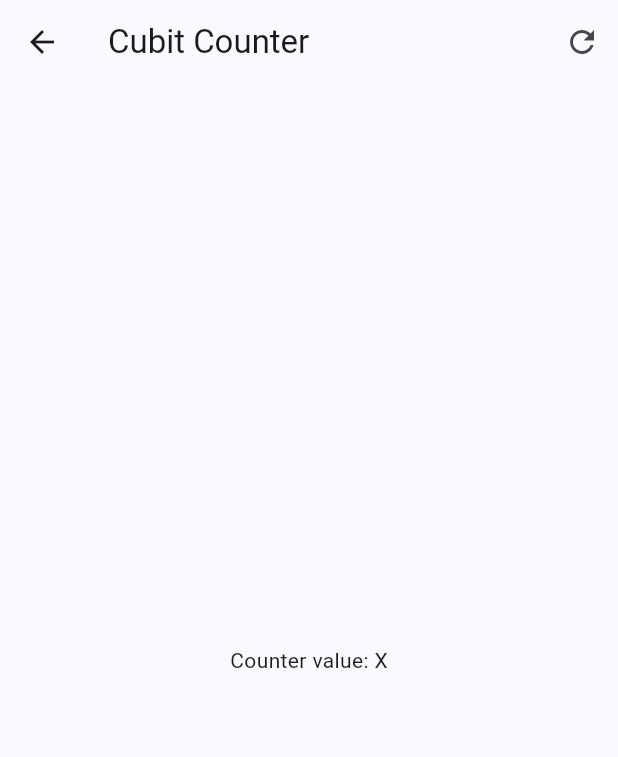
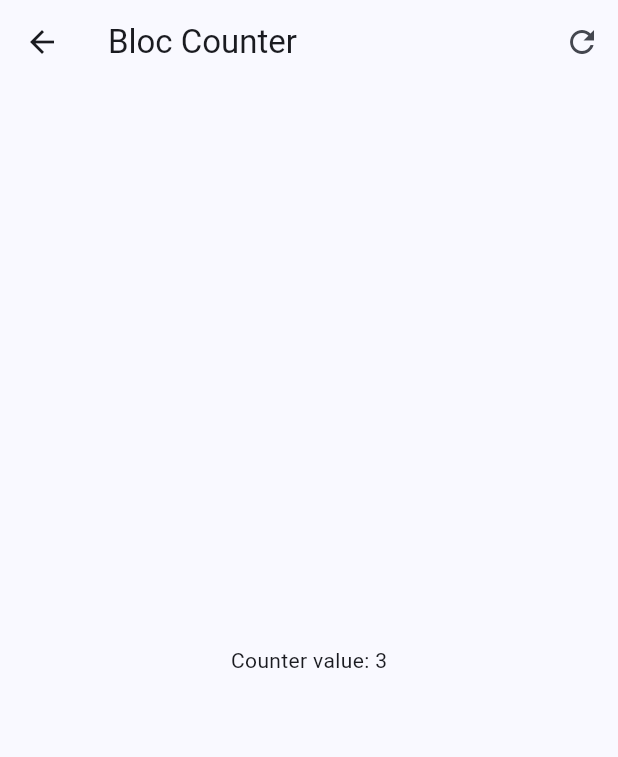
Before and after one commit to dayross/forms_app, a Flutter app: the screen it shows after launch, after a tap on "BLoC", on a phone screen of 412 x 824 dp. Shown: the top 757 px of the screen. Run offline on Flutter 3.47's test engine with Material 3 defaults, Android fonts, the phone set to English and light mode, and no system bars; our stand-ins replace bloc, equatable, flutter_bloc, go_router.

Commit message:
botones bloc

```diff
--- a/lib/presentation/screens/bloc_counter_screen.dart
+++ b/lib/presentation/screens/bloc_counter_screen.dart
@@ -1,4 +1,6 @@
 import 'package:flutter/material.dart';
+import 'package:flutter_bloc/flutter_bloc.dart';
+import 'package:forms_app/presentation/blocs/counter_bloc/counter_bloc.dart';
 
 class BlocCounterScreen extends StatelessWidget {
   static const String name = 'cubits';
@@ -6,37 +8,70 @@ class BlocCounterScreen extends StatelessWidget {
 
   @override
   Widget build(BuildContext context) {
+    return BlocProvider(
+      create: (_) => CounterBloc(),
+      child: const BlocCounterView(),
+    );
+  }
+}
+
+class BlocCounterView extends StatelessWidget {
+  const BlocCounterView({
+    super.key,
+  });
+
+  void increaseCounterBy(BuildContext context, [int value = 1]) {
+    context.read<CounterBloc>().add(CounterIncreased(value));
+  }
+
+  @override
+  Widget build(BuildContext context) {
     return Scaffold(
       appBar: AppBar(
-        title: const Text('Cubit Counter'),
+        title: const Text('Bloc Counter'),
         actions: [
-          IconButton(onPressed: () => {}, icon: const Icon(Icons.refresh),)
-          ],),
-        body: const Center(
-          child: Text('Counter value: X'),),
+          IconButton(
+            onPressed: () => {},
+            icon: const Icon(Icons.refresh),
+          )
+        ],
+      ),
+      body: Center(
+        child: context.select(
+          (CounterBloc counterBloc) =>
+              Text('Counter value: ${counterBloc.state.counter}'),
+        ),
+      ),
       floatingActionButton: Column(
         mainAxisAlignment: MainAxisAlignment.end,
         children: [
           FloatingActionButton(
-              onPressed: (){},
+            onPressed: () {
+              increaseCounterBy(context);
+            },
             heroTag: '1',
-              child: const Text('+1'),),
-
-              const SizedBox(height: 15,),
-
+            child: const Text('+1'),
+          ),
+          const SizedBox(
+            height: 15,
+          ),
           FloatingActionButton(
-              onPressed: (){},
+            onPressed: () {
+              increaseCounterBy(context, 2);
+            },
             heroTag: '2',
-              child: const Text('+2'),),
-
-              const SizedBox(height: 15,),
-
-
+            child: const Text('+2'),
+          ),
+          const SizedBox(
+            height: 15,
+          ),
           FloatingActionButton(
-              onPressed: (){},
+            onPressed: () {
+              increaseCounterBy(context, 3);
+            },
             heroTag: '3',
-              child: const Text('+3'),),
-
+            child: const Text('+3'),
+          ),
         ],
       ),
       // floatingActionButton: ,
```
Also changed, not shown: lib/presentation/blocs/counter_bloc/counter_bloc.dart (+7 -5 lines). Lines whose indentation alone changed are shown as unchanged.
